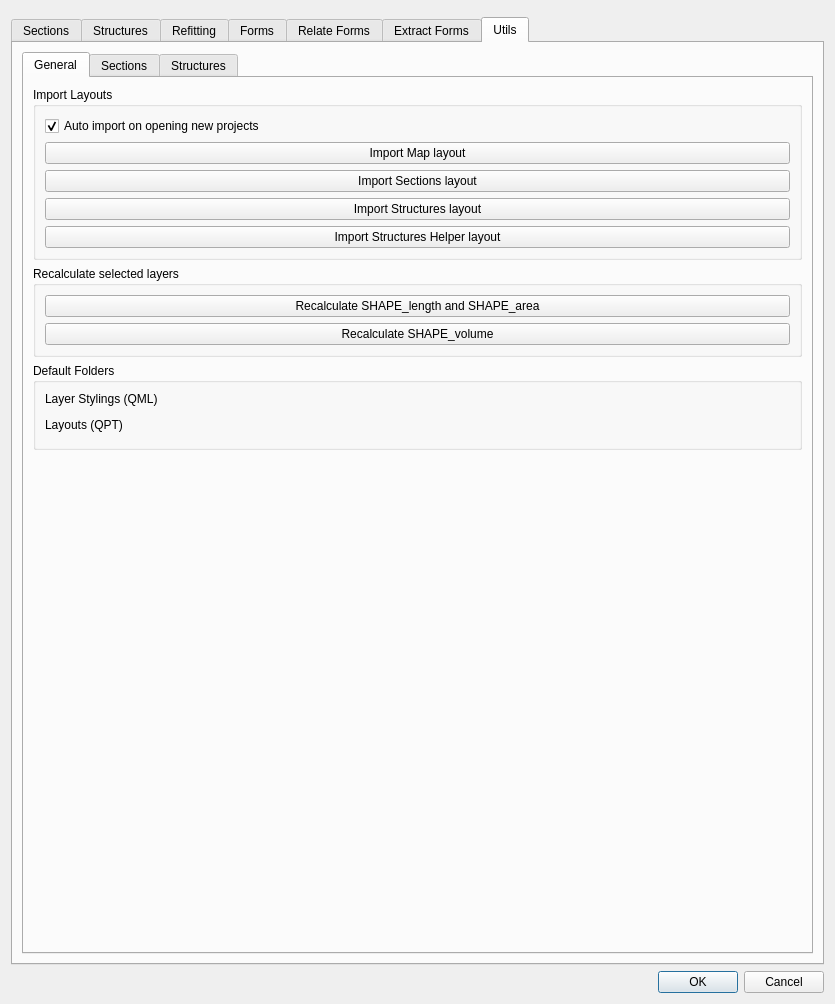
This is sugar_tools_dialog.ui in psigcat/sugartools as Qt 5 draws it before an edit. The edited form follows.
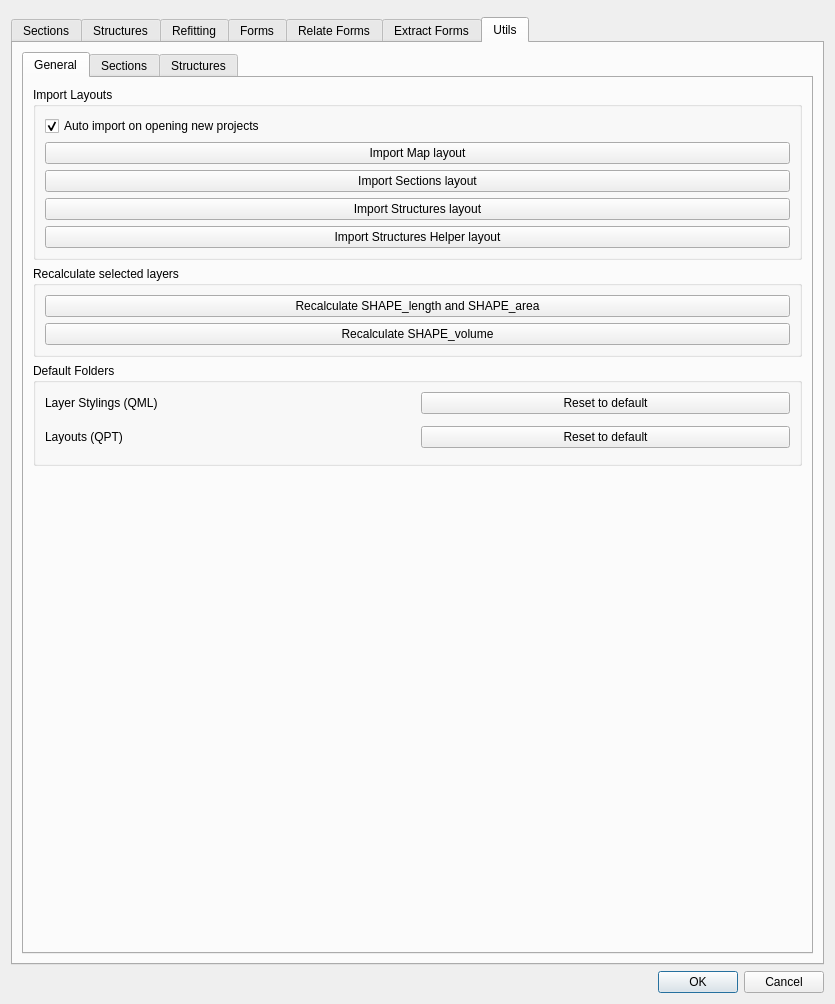
This is the edited form. The open tabs and pages were chosen to show the change. Custom widgets are drawn as their Qt base class.

Commit message: add reset to default folder btn, see #62

What changed in the file:
```diff
--- a/sugar_tools_dialog.ui
+++ b/sugar_tools_dialog.ui
@@ -927,15 +927,29 @@
              <property name="title">
               <string>Default Folders</string>
              </property>
-             <layout class="QVBoxLayout" name="verticalLayout_18">
-              <item>
+             <layout class="QGridLayout" name="gridLayout_8">
+              <item row="3" column="0">
+               <widget class="QLabel" name="label_40">
+                <property name="text">
+                 <string>Layouts (QPT)</string>
+                </property>
+               </widget>
+              </item>
+              <item row="0" column="0">
                <widget class="QLabel" name="label_39">
                 <property name="text">
                  <string>Layer Stylings (QML)</string>
                 </property>
                </widget>
               </item>
-              <item>
+              <item row="0" column="1">
+               <widget class="QPushButton" name="btn_folder_qml_default">
+                <property name="text">
+                 <string>Reset to default</string>
+                </property>
+               </widget>
+              </item>
+              <item row="2" column="0" colspan="2">
                <widget class="QgsFileWidget" name="folder_qml">
                 <property name="storageMode">
                  <enum>QgsFileWidget::GetDirectory</enum>
@@ -945,10 +959,10 @@
                 </property>
                </widget>
               </item>
-              <item>
-               <widget class="QLabel" name="label_40">
+              <item row="3" column="1">
+               <widget class="QPushButton" name="btn_folder_qpt_default">
                 <property name="text">
-                 <string>Layouts (QPT)</string>
+                 <string>Reset to default</string>
                 </property>
                </widget>
               </item>
```
Left out of the diff: 2 changed lines with no effect on the pictures. The commit also changes 2 other files.
